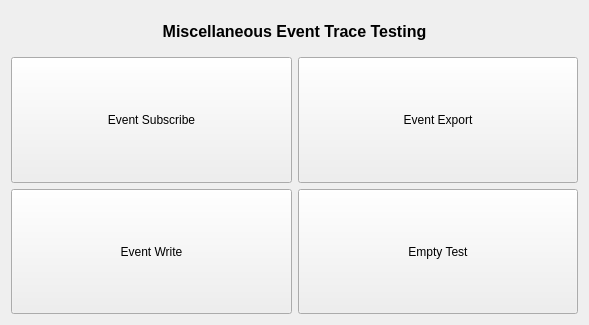
Qt form QtGuiApplicationTest/QtGuiApplicationTest/Miscellaneous/MiscellaneousEventTrace.ui (xautshuanglong/QtLearningRepository) before a commit.
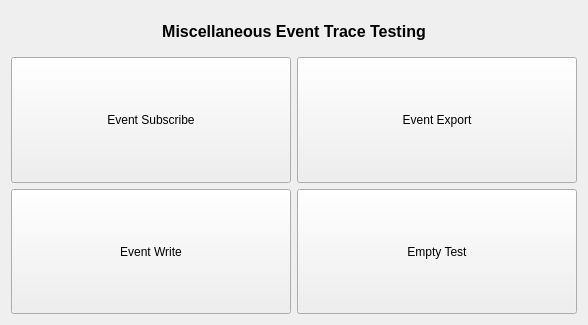
The same form after that commit. Custom widgets are drawn as their Qt base class.

Commit message: 同意界面风格

The edit to the form file:
```diff
--- a/QtGuiApplicationTest/QtGuiApplicationTest/Miscellaneous/MiscellaneousEventTrace.ui
+++ b/QtGuiApplicationTest/QtGuiApplicationTest/Miscellaneous/MiscellaneousEventTrace.ui
@@ -6,7 +6,7 @@
    <rect>
     <x>0</x>
     <y>0</y>
-    <width>589</width>
+    <width>588</width>
     <height>325</height>
    </rect>
   </property>
@@ -39,12 +39,6 @@
    </item>
    <item>
     <layout class="QGridLayout" name="gridLayout">
-     <property name="leftMargin">
-      <number>0</number>
-     </property>
-     <property name="rightMargin">
-      <number>0</number>
-     </property>
      <item row="1" column="1">
       <widget class="QPushButton" name="btnEmptyTest">
        <property name="sizePolicy">
```
The commit also changes 3 other files.
